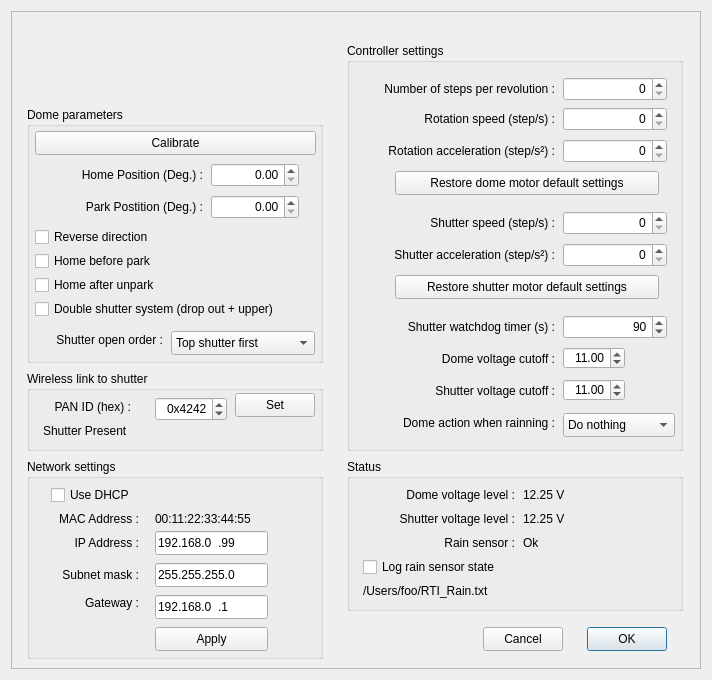
The window that RTI-Dome.ui (rpineau/RTI-Dome) describes before a commit, drawn with Qt 5.
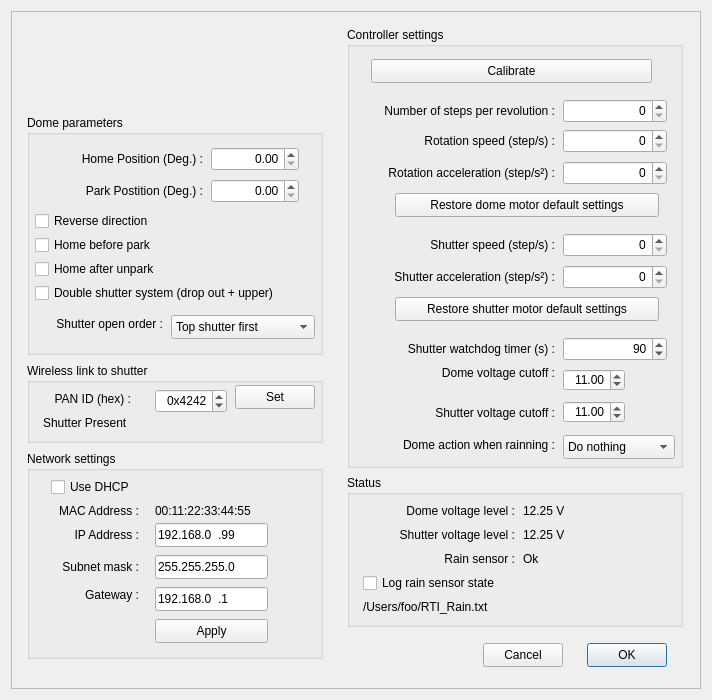
The same window after the commit. Icons and pictures are not drawn. Custom widgets are drawn as their Qt base class.

```diff
--- a/RTI-Dome.ui
+++ b/RTI-Dome.ui
@@ -7,19 +7,19 @@
     <x>0</x>
     <y>0</y>
     <width>712</width>
-    <height>680</height>
+    <height>700</height>
    </rect>
   </property>
   <property name="minimumSize">
    <size>
     <width>712</width>
-    <height>680</height>
+    <height>700</height>
    </size>
   </property>
   <property name="maximumSize">
    <size>
     <width>712</width>
-    <height>680</height>
+    <height>700</height>
    </size>
   </property>
   <property name="windowTitle">
@@ -56,9 +56,9 @@
       <property name="geometry">
        <rect>
         <x>16</x>
-        <y>96</y>
+        <y>104</y>
         <width>296</width>
-        <height>256</height>
+        <height>240</height>
        </rect>
       </property>
       <property name="title">
@@ -68,7 +68,7 @@
        <property name="geometry">
         <rect>
          <x>8</x>
-         <y>168</y>
+         <y>144</y>
          <width>140</width>
          <height>20</height>
         </rect>
@@ -77,24 +77,11 @@
         <string>Home after unpark</string>
        </property>
       </widget>
-      <widget class="QPushButton" name="pushButton">
-       <property name="geometry">
-        <rect>
-         <x>8</x>
-         <y>24</y>
-         <width>281</width>
-         <height>24</height>
-        </rect>
-       </property>
-       <property name="text">
-        <string>Calibrate</string>
-       </property>
-      </widget>
       <widget class="QCheckBox" name="needReverse">
        <property name="geometry">
         <rect>
          <x>8</x>
-         <y>120</y>
+         <y>96</y>
          <width>132</width>
          <height>20</height>
         </rect>
@@ -107,7 +94,7 @@
        <property name="geometry">
         <rect>
          <x>8</x>
-         <y>144</y>
+         <y>120</y>
          <width>136</width>
          <height>20</height>
         </rect>
@@ -120,7 +107,7 @@
        <property name="geometry">
         <rect>
          <x>16</x>
-         <y>56</y>
+         <y>32</y>
          <width>160</width>
          <height>24</height>
         </rect>
@@ -136,7 +123,7 @@
        <property name="geometry">
         <rect>
          <x>184</x>
-         <y>56</y>
+         <y>32</y>
          <width>88</width>
          <height>24</height>
         </rect>
@@ -152,7 +139,7 @@
        <property name="geometry">
         <rect>
          <x>32</x>
-         <y>88</y>
+         <y>64</y>
          <width>144</width>
          <height>24</height>
         </rect>
@@ -168,7 +155,7 @@
        <property name="geometry">
         <rect>
          <x>184</x>
-         <y>88</y>
+         <y>64</y>
          <width>88</width>
          <height>24</height>
         </rect>
@@ -184,7 +171,7 @@
        <property name="geometry">
         <rect>
          <x>8</x>
-         <y>192</y>
+         <y>168</y>
          <width>280</width>
          <height>20</height>
         </rect>
@@ -197,7 +184,7 @@
        <property name="geometry">
         <rect>
          <x>144</x>
-         <y>224</y>
+         <y>200</y>
          <width>144</width>
          <height>24</height>
         </rect>
@@ -217,7 +204,7 @@
        <property name="geometry">
         <rect>
          <x>8</x>
-         <y>221</y>
+         <y>197</y>
          <width>128</width>
          <height>24</height>
         </rect>
@@ -234,9 +221,9 @@
       <property name="geometry">
        <rect>
         <x>336</x>
-        <y>32</y>
+        <y>16</y>
         <width>336</width>
-        <height>408</height>
+        <height>441</height>
        </rect>
       </property>
       <property name="title">
@@ -246,7 +233,7 @@
        <property name="geometry">
         <rect>
          <x>56</x>
-         <y>304</y>
+         <y>334</y>
          <width>152</width>
          <height>24</height>
         </rect>
@@ -262,7 +249,7 @@
        <property name="geometry">
         <rect>
          <x>216</x>
-         <y>304</y>
+         <y>342</y>
          <width>62</width>
          <height>22</height>
         </rect>
@@ -278,7 +265,7 @@
        <property name="geometry">
         <rect>
          <x>56</x>
-         <y>336</y>
+         <y>374</y>
          <width>152</width>
          <height>24</height>
         </rect>
@@ -294,7 +281,7 @@
        <property name="geometry">
         <rect>
          <x>216</x>
-         <y>336</y>
+         <y>374</y>
          <width>62</width>
          <height>22</height>
         </rect>
@@ -310,7 +297,7 @@
        <property name="geometry">
         <rect>
          <x>48</x>
-         <y>64</y>
+         <y>102</y>
          <width>160</width>
          <height>24</height>
         </rect>
@@ -326,7 +313,7 @@
        <property name="geometry">
         <rect>
          <x>216</x>
-         <y>64</y>
+         <y>102</y>
          <width>104</width>
          <height>24</height>
         </rect>
@@ -342,7 +329,7 @@
        <property name="geometry">
         <rect>
          <x>216</x>
-         <y>96</y>
+         <y>134</y>
          <width>104</width>
          <height>24</height>
         </rect>
@@ -358,7 +345,7 @@
        <property name="geometry">
         <rect>
          <x>8</x>
-         <y>96</y>
+         <y>134</y>
          <width>200</width>
          <height>24</height>
         </rect>
@@ -374,7 +361,7 @@
        <property name="geometry">
         <rect>
          <x>8</x>
-         <y>34</y>
+         <y>72</y>
          <width>200</width>
          <height>24</height>
         </rect>
@@ -390,7 +377,7 @@
        <property name="geometry">
         <rect>
          <x>216</x>
-         <y>34</y>
+         <y>72</y>
          <width>104</width>
          <height>24</height>
         </rect>
@@ -406,7 +393,7 @@
        <property name="geometry">
         <rect>
          <x>216</x>
-         <y>200</y>
+         <y>238</y>
          <width>104</width>
          <height>24</height>
         </rect>
@@ -422,7 +409,7 @@
        <property name="geometry">
         <rect>
          <x>8</x>
-         <y>200</y>
+         <y>238</y>
          <width>200</width>
          <height>24</height>
         </rect>
@@ -438,7 +425,7 @@
        <property name="geometry">
         <rect>
          <x>48</x>
-         <y>168</y>
+         <y>206</y>
          <width>160</width>
          <height>24</height>
         </rect>
@@ -454,7 +441,7 @@
        <property name="geometry">
         <rect>
          <x>216</x>
-         <y>168</y>
+         <y>206</y>
          <width>104</width>
          <height>24</height>
         </rect>
@@ -470,7 +457,7 @@
        <property name="geometry">
         <rect>
          <x>8</x>
-         <y>272</y>
+         <y>310</y>
          <width>200</width>
          <height>24</height>
         </rect>
@@ -486,7 +473,7 @@
        <property name="geometry">
         <rect>
          <x>216</x>
-         <y>272</y>
+         <y>310</y>
          <width>104</width>
          <height>24</height>
         </rect>
@@ -508,7 +495,7 @@
        <property name="geometry">
         <rect>
          <x>48</x>
-         <y>128</y>
+         <y>166</y>
          <width>264</width>
          <height>24</height>
         </rect>
@@ -521,7 +508,7 @@
        <property name="geometry">
         <rect>
          <x>48</x>
-         <y>232</y>
+         <y>270</y>
          <width>264</width>
          <height>24</height>
         </rect>
@@ -534,7 +521,7 @@
        <property name="geometry">
         <rect>
          <x>216</x>
-         <y>370</y>
+         <y>408</y>
          <width>112</width>
          <height>24</height>
         </rect>
@@ -559,7 +546,7 @@
        <property name="geometry">
         <rect>
          <x>24</x>
-         <y>368</y>
+         <y>406</y>
          <width>184</width>
          <height>24</height>
         </rect>
@@ -571,6 +558,19 @@
         <set>Qt::AlignRight|Qt::AlignTrailing|Qt::AlignVCenter</set>
        </property>
       </widget>
+      <widget class="QPushButton" name="pushButton">
+       <property name="geometry">
+        <rect>
+         <x>24</x>
+         <y>32</y>
+         <width>281</width>
+         <height>24</height>
+        </rect>
+       </property>
+       <property name="text">
+        <string>Calibrate</string>
+       </property>
+      </widget>
      </widget>
      <widget class="QLabel" name="label_logo">
       <property name="geometry">
@@ -598,7 +598,7 @@
       <property name="geometry">
        <rect>
         <x>472</x>
-        <y>616</y>
+        <y>632</y>
         <width>80</width>
         <height>24</height>
        </rect>
@@ -611,7 +611,7 @@
       <property name="geometry">
        <rect>
         <x>576</x>
-        <y>616</y>
+        <y>632</y>
         <width>80</width>
         <height>24</height>
        </rect>
@@ -627,7 +627,7 @@
       <property name="geometry">
        <rect>
         <x>336</x>
-        <y>448</y>
+        <y>464</y>
         <width>336</width>
         <height>152</height>
        </rect>
@@ -759,7 +759,7 @@
       <property name="geometry">
        <rect>
         <x>16</x>
-        <y>360</y>
+        <y>352</y>
         <width>296</width>
         <height>80</height>
        </rect>
@@ -839,9 +839,9 @@
       <property name="geometry">
        <rect>
         <x>16</x>
-        <y>448</y>
+        <y>440</y>
         <width>296</width>
-        <height>200</height>
+        <height>208</height>
        </rect>
       </property>
       <property name="title">
```
